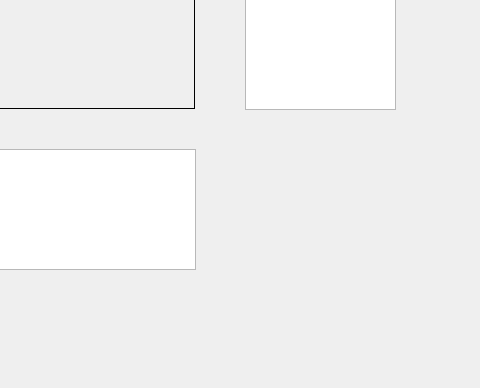
The window that mainwindow.ui (radko-sabol/ht_interakcia_nao-okolie) describes before a commit, drawn with Qt 5; both pictures show x 345 to 825 and y 141 to 529 of the 825 by 529 pixel window.
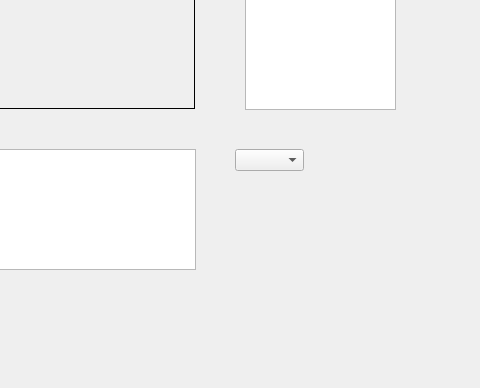
The same window after the commit. Custom widgets are drawn as their Qt base class.

```diff
--- a/mainwindow.ui
+++ b/mainwindow.ui
@@ -488,6 +488,16 @@
      </rect>
     </property>
    </widget>
+   <widget class="QComboBox" name="comboBox">
+    <property name="geometry">
+     <rect>
+      <x>580</x>
+      <y>290</y>
+      <width>69</width>
+      <height>22</height>
+     </rect>
+    </property>
+   </widget>
   </widget>
  </widget>
  <layoutdefault spacing="6" margin="11"/>
```
